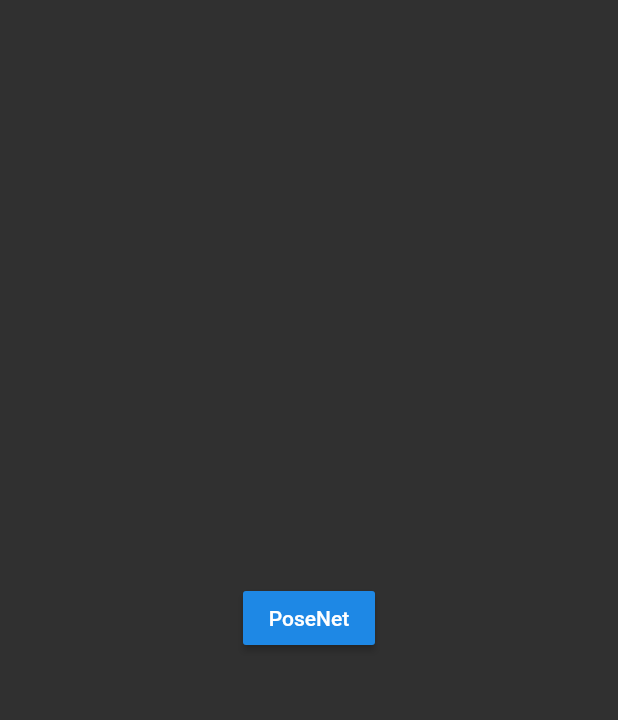
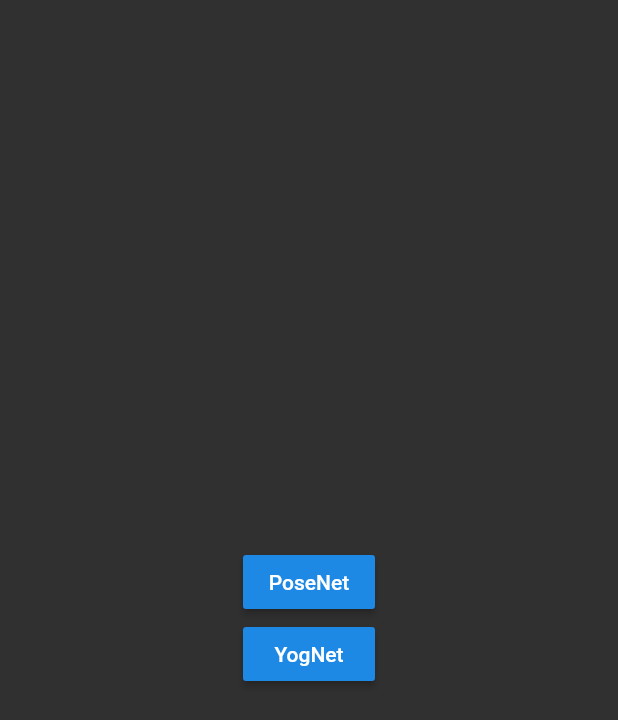
Before and after one commit to sbis04/tflite_demo, a Flutter app: the screen it shows after launch, on a phone screen of 412 x 824 dp. Shown: the top 720 px of the screen. Run offline on Flutter 3.47's test engine with Material 2 defaults, Android fonts, the phone set to English and light mode, and no system bars; our stand-ins replace camera; missing offline and left inert: tflite.

Commit message:
Added yognet

```diff
--- a/lib/home_page.dart
+++ b/lib/home_page.dart
@@ -50,6 +50,12 @@ class _HomePageState extends State<HomePage> {
         );
         break;
 
+      case yognet:
+        res = await Tflite.loadModel(
+          model: "assets/converted_model.tflite",
+        );
+        break;
+
       default:
         res = await Tflite.loadModel(
           model: "assets/ssd_mobilenet.tflite",
@@ -99,6 +105,10 @@ class _HomePageState extends State<HomePage> {
                     child: const Text(posenet),
                     onPressed: () => onSelect(posenet),
                   ),
+                  RaisedButton(
+                    child: const Text(yognet),
+                    onPressed: () => onSelect(yognet),
+                  ),
                 ],
               ),
             )
--- a/lib/models.dart
+++ b/lib/models.dart
@@ -2,3 +2,4 @@ const String mobilenet = "MobileNet";
 const String ssd = "SSD MobileNet";
 const String yolo = "Tiny YOLOv2";
 const String posenet = "PoseNet";
+const String yognet = "YogNet";
```
Also changed, not shown: lib/bndbox.dart (+6 -3 lines).
